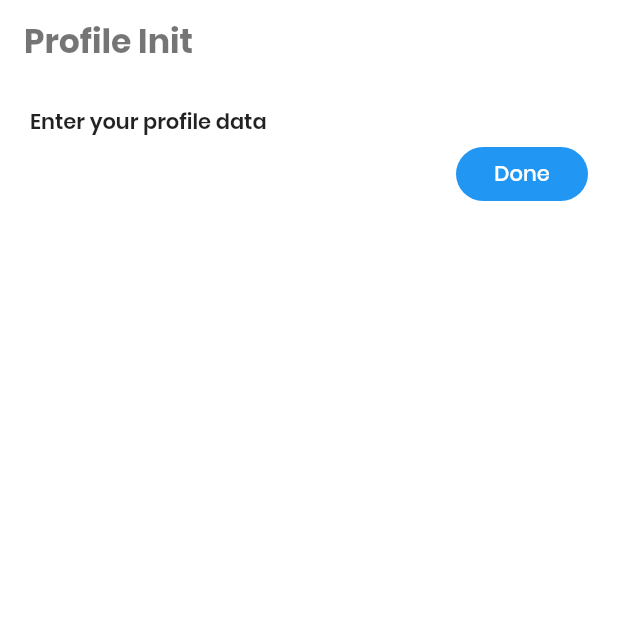
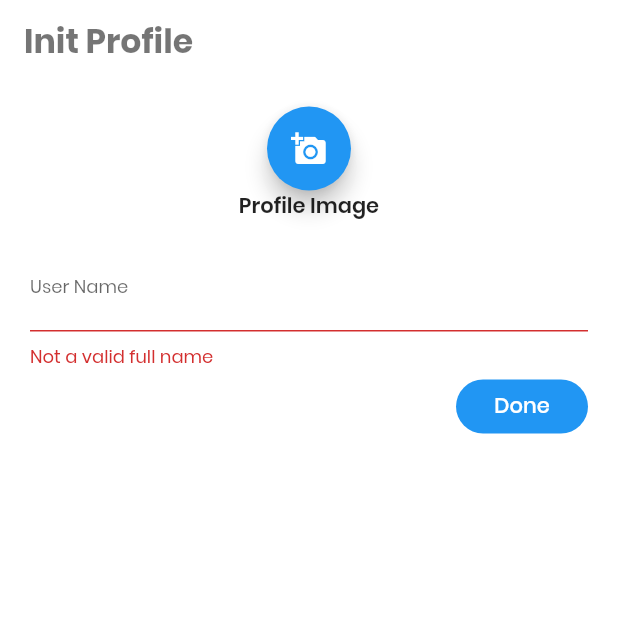
Before and after one commit to luckypal/Chatter, a Flutter app: the ProfileInitPage screen opened by its route, after a tap on "Done", on a phone screen of 412 x 824 dp, the top half of it. Run offline on Flutter 3.47's test engine with Material 2 defaults, Android fonts, the phone set to English and light mode, and no system bars; our stand-ins replace carousel_slider, country_code_picker, firebase_auth, get_it, image_cropper, image_picker and 1 more; missing offline and left inert: phone_number; accounts and stored records are empty; statements that could not run were skipped.

Commit message:
Make profile init page

```diff
--- a/lib/src/screens/init/profile_init.dart
+++ b/lib/src/screens/init/profile_init.dart
@@ -1,13 +1,12 @@
-import 'package:chatter/src/screens/init/phone_verify.dart';
+import 'dart:io';
 import 'package:flutter/cupertino.dart';
 import 'package:flutter/material.dart';
-import 'package:country_code_picker/country_code_picker.dart';
 import 'package:firebase_auth/firebase_auth.dart';
 // import 'package:flutter/services.dart';
 import 'package:chatter/config/app_config.dart' as config;
 import 'package:chatter/src/utils/ui.dart';
-import 'package:chatter/src/services/phone_verify.dart';
-import 'package:chatter/service_locator.dart';
+import 'package:image_picker/image_picker.dart';
+import 'package:image_cropper/image_cropper.dart';
 
 class ProfileInitPage extends StatefulWidget {
   @override
@@ -15,9 +14,72 @@ class ProfileInitPage extends StatefulWidget {
 }
 
 class _ProfileInitPageState extends State<ProfileInitPage> {
+  GlobalKey<FormState> _profileSettingsFormKey = new GlobalKey<FormState>();
+  File croppedImgFile;
+  Image croppedImg;
+
+  String userName = "";
+
   @override
   void initState() {
     super.initState();
+  }
+
+  Future getImage() async {
+    var orgImageFile = await ImagePicker.pickImage(source: ImageSource.gallery);
+
+    croppedImgFile = await ImageCropper.cropImage(
+      sourcePath: orgImageFile.path,
+      aspectRatioPresets: [
+        CropAspectRatioPreset.square,
+        // CropAspectRatioPreset.ratio3x2,
+        // CropAspectRatioPreset.original,
+        // CropAspectRatioPreset.ratio4x3,
+        // CropAspectRatioPreset.ratio16x9
+      ],
+      androidUiSettings: AndroidUiSettings(
+        toolbarTitle: 'Cropper',
+        toolbarColor: Theme.of(context).accentColor,
+        toolbarWidgetColor: Colors.white,
+        initAspectRatio: CropAspectRatioPreset.original,
+        lockAspectRatio: true),
+      iosUiSettings: IOSUiSettings(
+        minimumAspectRatio: 1.0,
+      )
+    );
+
+    if (croppedImgFile == null) return;
+
+    setState(() {
+      croppedImg = Image.file(croppedImgFile);
+    });
+  }
+
+  void onDone() {
+    if (_profileSettingsFormKey.currentState.validate()) {
+      //Save croppedImg and userName to server.
+    }
+  }
+
+  // void onLogout() {
+  //   FirebaseAuth.instance.signOut();
+  //   Navigator.pushNamedAndRemoveUntil(context, "/", ModalRoute.withName("/"));
+  // }
+
+  InputDecoration getInputDecoration({String hintText, String labelText}) {
+    return new InputDecoration(
+      hintText: hintText,
+      labelText: labelText,
+      hintStyle: Theme.of(context).textTheme.body1.merge(
+        TextStyle(color: Theme.of(context).focusColor),
+      ),
+      enabledBorder: UnderlineInputBorder(borderSide: BorderSide(color: Theme.of(context).hintColor.withOpacity(0.2))),
+      focusedBorder: UnderlineInputBorder(borderSide: BorderSide(color: Theme.of(context).hintColor)),
+      hasFloatingPlaceholder: true,
+      labelStyle: Theme.of(context).textTheme.body1.merge(
+        TextStyle(color: Theme.of(context).hintColor),
+      ),
+    );
   }
 
   @override
@@ -29,7 +91,7 @@ class _ProfileInitPageState extends State<ProfileInitPage> {
         backgroundColor: Colors.transparent,
         elevation: 0,
         title: Text(
-          'Profile Init',
+          'Init Profile',
           style: Theme.of(context).textTheme.display3,
         ),
       ),
@@ -41,16 +103,59 @@ class _ProfileInitPageState extends State<ProfileInitPage> {
             crossAxisAlignment: CrossAxisAlignment.start,
             children: <Widget>[
               SizedBox(height: 15),
-              Text(
-                'Enter your profile data',
-                textAlign: TextAlign.left,
-                style: Theme.of(context).textTheme.body2,
+
+              Container(
+                alignment: Alignment.center,
+                child: Column(
+                  children: [
+                    croppedImg == null ? FloatingActionButton(
+                      onPressed: getImage,
+                      tooltip: 'Pick Image',
+                      child: Icon(Icons.add_a_photo),
+                    ) :
+                    GestureDetector(
+                      onTap: getImage,
+                      child: Container(
+                        width: 100,
+                        height: 100,
+                        child: ClipRRect(
+                          borderRadius: BorderRadius.circular(50),
+                          child: croppedImg,
+                        ),
+                      ),
+                    ),
+
+                    Text(
+                      'Profile Image',
+                      textAlign: TextAlign.left,
+                      style: Theme.of(context).textTheme.body2,
+                    ),
+                  ],
+                )
+              ),
+
+              SizedBox(height: 15),
+
+              Form(
+                key: _profileSettingsFormKey,
+                child: Column(
+                  children: <Widget>[
+                    new TextFormField(
+                      style: TextStyle(color: Theme.of(context).hintColor),
+                      keyboardType: TextInputType.text,
+                      decoration: getInputDecoration(hintText: 'ChatterLover', labelText: 'User Name'),
+                      initialValue: "",
+                      validator: (input) => input.trim().length < 3 ? 'Not a valid full name' : null,
+                      onChanged: (input) => setState(() { userName = input; }),
+                    ),
+                  ]
+                ),
               ),
 
               Container(
                 alignment: Alignment.centerRight,
                 child:FlatButton(
-                  onPressed: () {/*FirebaseAuth.instance.signOut();*/},
+                  onPressed: onDone,
                   child: Text(
                     'Done',
                     style: Theme.of(context).textTheme.button,
--- a/pubspec.yaml
+++ b/pubspec.yaml
@@ -36,6 +36,8 @@ dependencies:
   phone_number: ^0.6.0+1
   pin_code_fields: ^2.3.0+3
   get_it: ^3.1.0
+  image_picker: ^0.6.3+1
+  image_cropper: ^1.2.1
 
 dev_dependencies:
   flutter_test:
```
Also changed, not shown: pubspec.lock, 1 other file.
